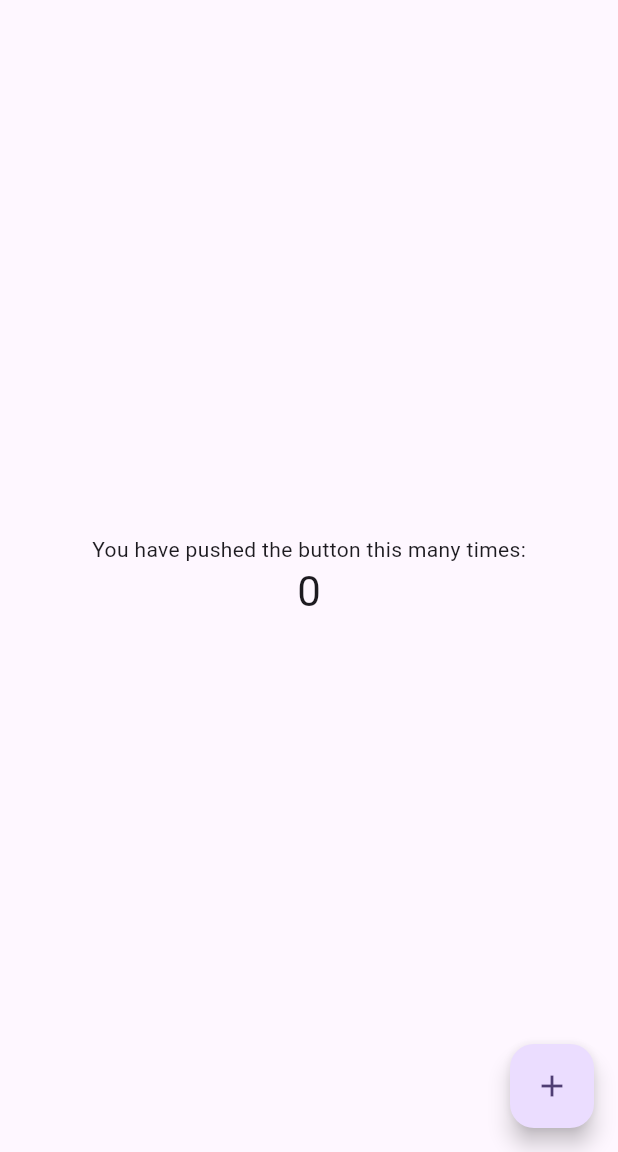
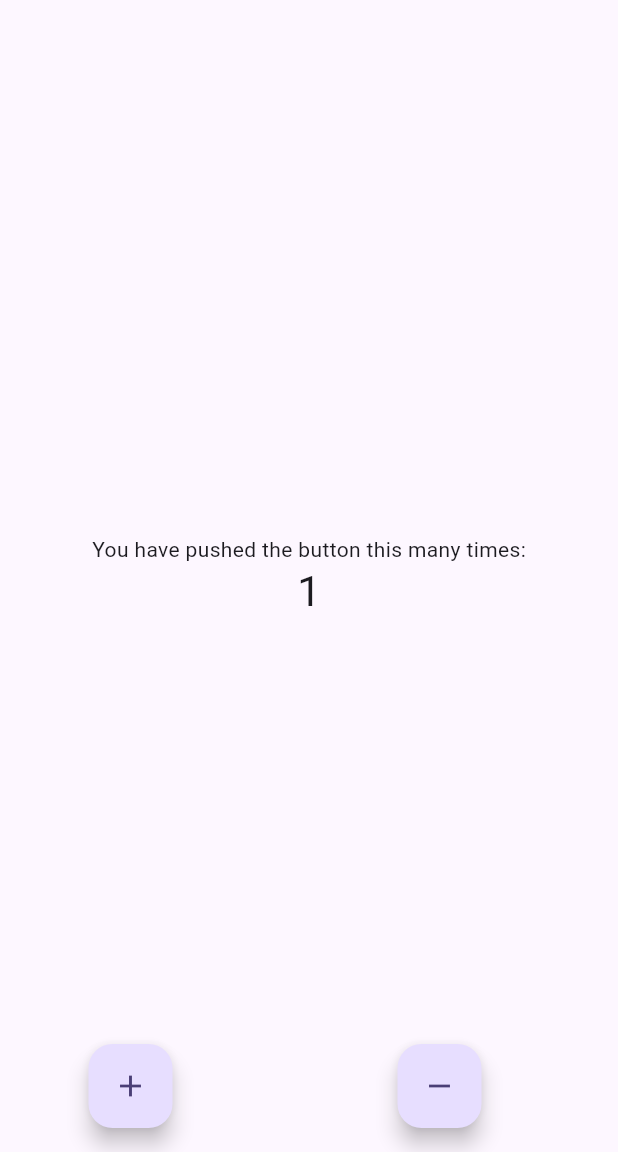
Before and after one commit to flutterboydeep/bloc_tutorial, a Flutter app: the screen it shows after launch, on a phone screen of 412 x 824 dp, the part 84-1236 px from its top. Run offline on Flutter 3.47's test engine with Material 3 defaults, Android fonts, the phone set to English and light mode, and no system bars; our stand-ins replace flutter_bloc.

Commit message:
default coutner convert in cubit bloc body

```diff
--- /dev/null
+++ b/lib/cubit/CounterCubit.dart
@@ -0,0 +1,17 @@
+import 'package:flutter_bloc/flutter_bloc.dart';
+
+class CounterCubit extends Cubit<int> {
+  CounterCubit() : super(1);
+
+  void incrementCounter() {
+    emit(state + 1);
+  }
+
+  void decrement() {
+    if (state == 0) {
+      return;
+    } else {
+      emit(state - 1);
+    }
+  }
+}
--- /dev/null
+++ b/lib/homepage.dart
@@ -0,0 +1,61 @@
+import 'package:flutter/material.dart';
+import 'package:flutter_bloc/flutter_bloc.dart';
+import 'package:learn_bloc/cubit/CounterCubit.dart';
+
+class MyHomePage extends StatefulWidget {
+  const MyHomePage({super.key, required this.title});
+
+  final String title;
+
+  @override
+  State<MyHomePage> createState() => _MyHomePageState();
+}
+
+class _MyHomePageState extends State<MyHomePage> {
+  final counter = CounterCubit().state;
+  final counterCubit = CounterCubit();
+
+  @override
+  Widget build(BuildContext context) {
+    print("I am re run again");
+    return Scaffold(
+      appBar: AppBar(
+        backgroundColor: Theme.of(context).colorScheme.inversePrimary,
+        title: Text(widget.title),
+      ),
+      body: Center(
+        child: Column(
+          mainAxisAlignment: MainAxisAlignment.center,
+          children: <Widget>[
+            const Text(
+              'You have pushed the button this many times:',
+            ),
+            BlocBuilder(
+                bloc: counterCubit,
+                builder: (context, counter) {
+                  return Text(
+                    '$counter',
+                    style: Theme.of(context).textTheme.headlineMedium,
+                  );
+                }),
+          ],
+        ),
+      ),
+      floatingActionButton: Row(
+        mainAxisAlignment: MainAxisAlignment.spaceAround,
+        children: [
+          FloatingActionButton(
+            onPressed: () => counterCubit.incrementCounter(),
+            tooltip: 'Increment',
+            child: const Icon(Icons.add),
+          ),
+          FloatingActionButton(
+            onPressed: () => counterCubit.decrement(),
+            tooltip: 'Decrement',
+            child: const Icon(Icons.remove),
+          ),
+        ],
+      ),
+    );
+  }
+}
--- a/lib/main.dart
+++ b/lib/main.dart
@@ -1,4 +1,5 @@
 import 'package:flutter/material.dart';
+import 'package:learn_bloc/homepage.dart';
 
 void main() {
   runApp(const MyApp());
@@ -12,58 +13,11 @@ class MyApp extends StatelessWidget {
     return MaterialApp(
       title: 'Flutter Demo',
       theme: ThemeData(
-        colorScheme: ColorScheme.fromSeed(seedColor: Colors.deepPurple),
+        colorScheme: ColorScheme.fromSeed(
+            seedColor: const Color.fromARGB(255, 97, 6, 255)),
         useMaterial3: true,
       ),
       home: const MyHomePage(title: 'Flutter Demo Home Page'),
     );
   }
 }
-
-class MyHomePage extends StatefulWidget {
-  const MyHomePage({super.key, required this.title});
-
-  final String title;
-
-  @override
-  State<MyHomePage> createState() => _MyHomePageState();
-}
-
-class _MyHomePageState extends State<MyHomePage> {
-  int _counter = 0;
-
-  void _incrementCounter() {
-    setState(() {
-      _counter++;
-    });
-  }
-
-  @override
-  Widget build(BuildContext context) {
-    return Scaffold(
-      appBar: AppBar(
-        backgroundColor: Theme.of(context).colorScheme.inversePrimary,
-        title: Text(widget.title),
-      ),
-      body: Center(
-        child: Column(
-          mainAxisAlignment: MainAxisAlignment.center,
-          children: <Widget>[
-            const Text(
-              'You have pushed the button this many times:',
-            ),
-            Text(
-              '$_counter',
-              style: Theme.of(context).textTheme.headlineMedium,
-            ),
-          ],
-        ),
-      ),
-      floatingActionButton: FloatingActionButton(
-        onPressed: _incrementCounter,
-        tooltip: 'Increment',
-        child: const Icon(Icons.add),
-      ),
-    );
-  }
-}
```
